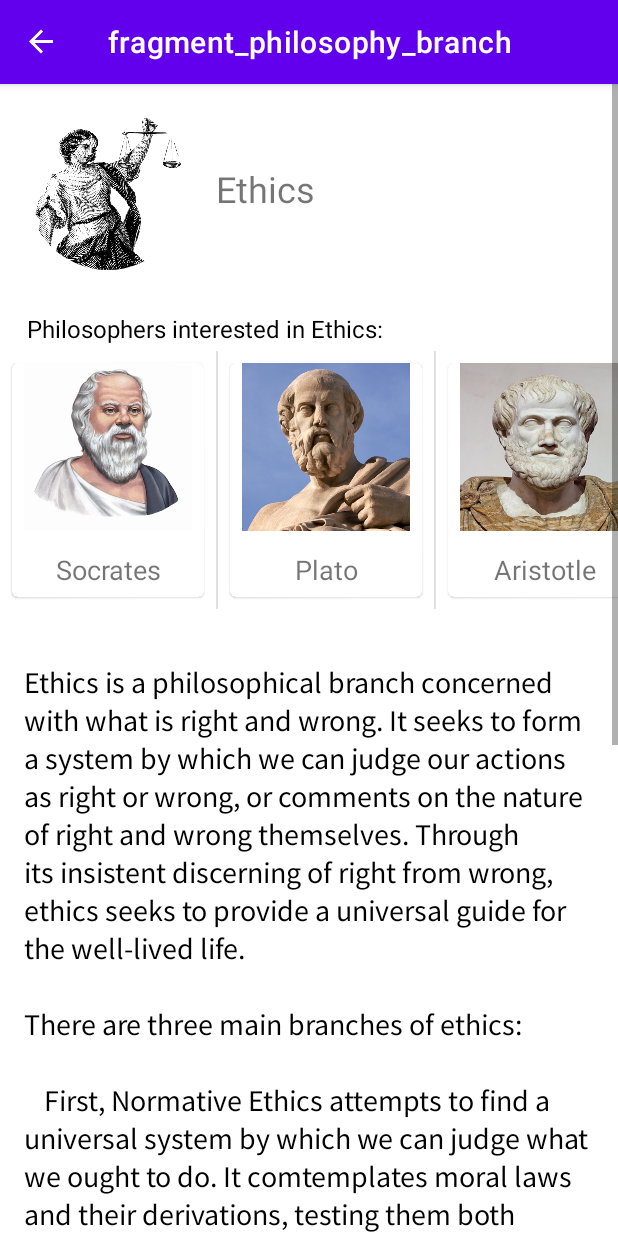
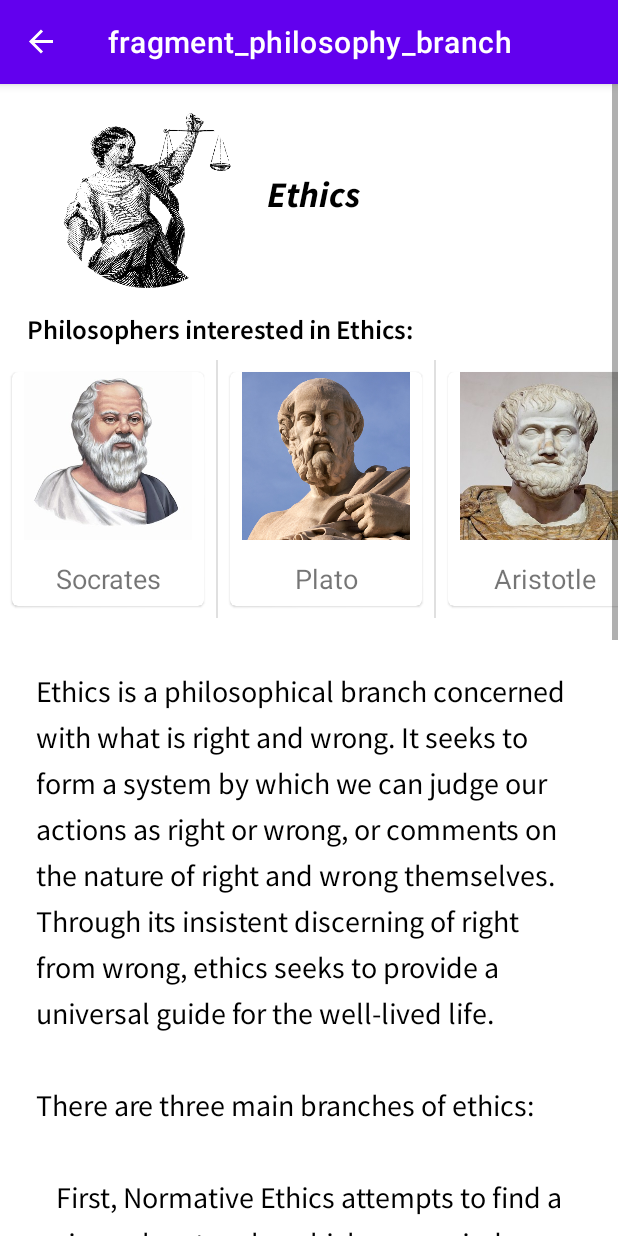
Before and after one commit to Adam1302/philosophy-centre, an Android app: the BranchScrollFragment screen opened through its navigation route, after a tap on "Ethics", on a phone screen of 412 x 824 dp. Run offline under Robolectric (Android 15) with nearby library versions, the light colour scheme and no system bars; our stand-ins replace data binding, navigation-ui.

Commit message:
PhilosophyBranch Layout changes

```diff
--- a/app/src/main/res/layout/fragment_philosopher_profile.xml
+++ b/app/src/main/res/layout/fragment_philosopher_profile.xml
@@ -39,7 +39,7 @@
                     android:layout_width="124dp"
                     android:layout_height="124dp"
                     android:scaleType="fitXY"
-                    android:src="@drawable/light_bulb"
+                    android:src="@color/white"
                     app:shapeAppearanceOverlay="@style/roundedImageViewRounded" />
 
                 <TextView
--- a/app/src/main/res/layout/fragment_philosophy_branch.xml
+++ b/app/src/main/res/layout/fragment_philosophy_branch.xml
@@ -22,21 +22,21 @@
         <LinearLayout
             android:layout_height="wrap_content"
             android:layout_width="match_parent"
-            android:layout_marginVertical="16dp"
+            android:layout_marginVertical="12dp"
             android:orientation="vertical"
             android:gravity="center">
 
             <LinearLayout
                 android:layout_width="match_parent"
                 android:layout_height="wrap_content"
-                android:layout_marginStart="12dp"
+                android:layout_marginStart="24dp"
                 android:orientation="horizontal"
                 android:gravity="center_vertical">
 
                 <com.google.android.material.imageview.ShapeableImageView
                     android:id="@+id/branch_picture"
-                    android:layout_width="108dp"
-                    android:layout_height="108dp"
+                    android:layout_width="124dp"
+                    android:layout_height="124dp"
                     android:scaleType="fitXY"
                     android:src="@color/white"
                     app:shapeAppearanceOverlay="@style/roundedImageViewRounded" />
@@ -47,7 +47,9 @@
                     android:layout_height="wrap_content"
                     android:layout_marginStart="18dp"
                     android:textFontWeight="600"
-                    android:textSize="@dimen/heading3_textSize" />
+                    android:textSize="@dimen/heading3_textSize"
+                    android:fontFamily="@font/source_sans_pro_bold_italic"
+                    android:textColor="@color/black" />
 
             </LinearLayout>
 
@@ -55,11 +57,12 @@
                 android:id="@+id/branch_interested"
                 android:layout_width="match_parent"
                 android:layout_height="wrap_content"
-                android:layout_marginTop="24dp"
+                android:layout_marginTop="16dp"
                 android:layout_marginStart="12dp"
-                android:paddingVertical="4dp"
+                android:layout_marginBottom="8dp"
+                android:fontFamily="@font/source_sans_pro_semi_bold"
                 android:textColor="@color/black"
-                android:textSize="16sp"
+                android:textSize="18sp"
                 />
 
             <androidx.recyclerview.widget.RecyclerView
@@ -73,10 +76,11 @@
                 android:fontFamily="@font/source_sans_pro_regular"
                 android:textSize="20sp"
                 android:textColor="@color/black"
+                android:lineSpacingMultiplier="1.2"
                 android:layout_width="wrap_content"
                 android:layout_height="wrap_content"
                 android:layout_marginTop="36dp"
-                android:layout_marginHorizontal="16dp"
+                android:layout_marginHorizontal="24dp"
                 />
 
             <View
--- a/app/src/main/res/layout/philosopher_item.xml
+++ b/app/src/main/res/layout/philosopher_item.xml
@@ -18,15 +18,15 @@
             app:cardCornerRadius="8dp"
             app:layout_constraintTop_toTopOf="parent"
             app:layout_constraintStart_toStartOf="parent" >
+
             <ImageView
                 android:id="@+id/philosopher_item_image"
                 android:layout_width="80dp"
                 android:layout_height="80dp"
                 android:scaleType="fitXY"
                 android:src="@color/white" />
+
         </androidx.cardview.widget.CardView>
-
-
 
         <TextView
             android:id="@+id/philosopher_item_name"
```
Also changed, not shown: app/src/main/res/layout/branch_item.xml (+11 -2 lines).
